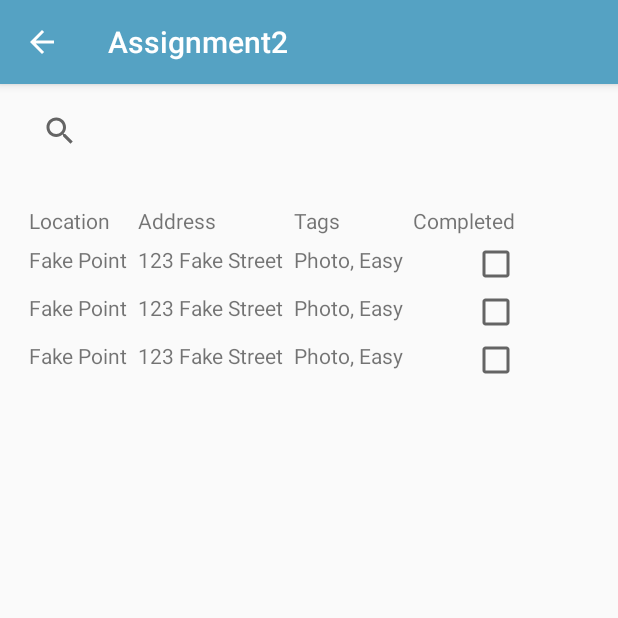
After one commit to ZacShaw/Mobile_Group_Project, an Android app: the ListView screen opened directly, with no data from a screen before it, on a phone screen of 412 x 824 dp, the top half of it. The commit adds this screen. Run offline under Robolectric (Android 15) with nearby library versions, the phone set to English and light mode, and no system bars.

Commit message:
Added Navigation, & tried to implement map page

```diff
--- /dev/null
+++ b/app/src/main/java/ca/gbc/comp3074/assignment2/ListView.java
@@ -0,0 +1,15 @@
+package ca.gbc.comp3074.assignment2;
+
+import android.os.Bundle;
+
+import androidx.appcompat.app.AppCompatActivity;
+
+public class ListView extends AppCompatActivity {
+
+    @Override
+    protected void onCreate(Bundle savedInstanceState) {
+        super.onCreate(savedInstanceState);
+        setContentView(R.layout.list_view);
+    }
+
+}
--- a/app/src/main/java/ca/gbc/comp3074/assignment2/MainActivity.java
+++ b/app/src/main/java/ca/gbc/comp3074/assignment2/MainActivity.java
@@ -23,4 +23,13 @@ public class MainActivity extends AppCompatActivity {
         Intent intent = new Intent(this, AccountView.class);
         startActivity(intent);
     }
+
+    public void list(View view) {
+        Intent intent = new Intent(this, ListView.class);
+        startActivity(intent);
+    }
+    public void map(View view) {
+        Intent intent = new Intent(this, MapsMarkerActivity.class);
+        startActivity(intent);
+    }
 }
--- /dev/null
+++ b/app/src/main/java/ca/gbc/comp3074/assignment2/MapsMarkerActivity.java
@@ -0,0 +1,51 @@
+package ca.gbc.comp3074.assignment2;
+
+
+import android.os.Bundle;
+import androidx.appcompat.app.AppCompatActivity;
+
+import com.google.android.gms.maps.CameraUpdateFactory;
+import com.google.android.gms.maps.GoogleMap;
+import com.google.android.gms.maps.OnMapReadyCallback;
+import com.google.android.gms.maps.SupportMapFragment;
+import com.google.android.gms.maps.model.LatLng;
+import com.google.android.gms.maps.model.MarkerOptions;
+
+/**
+ * An activity that displays a Google map with a marker (pin) to indicate a particular location.
+ */
+public class MapsMarkerActivity extends AppCompatActivity
+        implements OnMapReadyCallback {
+
+    @Override
+    protected void onCreate(Bundle savedInstanceState) {
+        super.onCreate(savedInstanceState);
+        // Retrieve the content view that renders the map.
+        setContentView(R.layout.activity_maps);
+        // Get the SupportMapFragment and request notification
+        // when the map is ready to be used.
+        SupportMapFragment mapFragment = (SupportMapFragment) getSupportFragmentManager()
+                .findFragmentById(R.id.map);
+        mapFragment.getMapAsync(this);
+    }
+
+    /**
+     * Manipulates the map when it's available.
+     * The API invokes this callback when the map is ready to be used.
+     * This is where we can add markers or lines, add listeners or move the camera. In this case,
+     * we just add a marker near Sydney, Australia.
+     * If Google Play services is not installed on the device, the user receives a prompt to install
+     * Play services inside the SupportMapFragment. The API invokes this method after the user has
+     * installed Google Play services and returned to the app.
+     */
+    @Override
+    public void onMapReady(GoogleMap googleMap) {
+        // Add a marker in Sydney, Australia,
+        // and move the map's camera to the same location.
+        LatLng sydney = new LatLng(-33.852, 151.211);
+        googleMap.addMarker(new MarkerOptions()
+                .position(sydney)
+                .title("Marker in Sydney"));
+        googleMap.moveCamera(CameraUpdateFactory.newLatLng(sydney));
+    }
+}
--- /dev/null
+++ b/app/src/main/java/ca/gbc/comp3074/assignment2/SplashScreenActivity.java
@@ -0,0 +1,15 @@
+package ca.gbc.comp3074.assignment2;
+
+import android.content.Intent;
+import android.os.Bundle;
+
+import androidx.appcompat.app.AppCompatActivity;
+
+public class SplashScreenActivity extends AppCompatActivity {
+    @Override
+    protected void onCreate(Bundle savedInstanceState) {
+        super.onCreate(savedInstanceState);
+        startActivity(new Intent(SplashScreenActivity.this, MainActivity.class));
+        finish();
+    }
+}
--- /dev/null
+++ b/app/src/main/res/drawable/splash_screen_background.xml
@@ -0,0 +1,10 @@
+<?xml version="1.0" encoding="utf-8"?>
+<layer-list xmlns:android="http://schemas.android.com/apk/res/android"
+    android:opacity="opaque">
+    <item android:drawable="@android:color/holo_purple" />
+    <item>
+        <bitmap
+            android:gravity="center"
+            android:src="@drawable/logo_placeholder" />
+    </item>
+</layer-list>
--- a/app/src/main/res/layout/activity_main.xml
+++ b/app/src/main/res/layout/activity_main.xml
@@ -23,6 +23,7 @@
         android:layout_height="49dp"
         android:layout_marginStart="115dp"
         android:layout_marginEnd="115dp"
+        android:onClick="list"
         android:text="List"
         app:layout_constraintEnd_toEndOf="parent"
         app:layout_constraintStart_toStartOf="parent"
@@ -34,6 +35,7 @@
         android:layout_height="49dp"
         android:layout_marginStart="115dp"
         android:layout_marginEnd="115dp"
+        android:onClick="map"
         android:text="Map"
         app:layout_constraintEnd_toEndOf="parent"
         app:layout_constraintStart_toStartOf="parent"
--- /dev/null
+++ b/app/src/main/res/layout/activity_maps.xml
@@ -0,0 +1,10 @@
+<?xml version="1.0" encoding="utf-8"?>
+<selector xmlns:android="http://schemas.android.com/apk/res/android">
+    <fragment xmlns:android="http://schemas.android.com/apk/res/android"
+        xmlns:tools="http://schemas.android.com/tools"
+        android:id="@+id/map"
+        android:name="com.google.android.gms.maps.SupportMapFragment"
+        android:layout_width="match_parent"
+        android:layout_height="match_parent"
+        tools:context="ca.gbc.comp3074.assignment2.MapsMarkerActivity" />
+</selector>
--- /dev/null
+++ b/app/src/main/res/layout/list_view.xml
@@ -0,0 +1,169 @@
+<?xml version="1.0" encoding="utf-8"?>
+<androidx.constraintlayout.widget.ConstraintLayout
+    xmlns:android="http://schemas.android.com/apk/res/android"
+    xmlns:app="http://schemas.android.com/apk/res-auto"
+    xmlns:tools="http://schemas.android.com/tools"
+    android:layout_width="match_parent"
+    android:layout_height="match_parent">
+
+    <TableLayout
+        android:layout_width="match_parent"
+        android:layout_height="wrap_content"
+        android:layout_marginStart="16dp"
+        android:layout_marginTop="32dp"
+        android:layout_marginEnd="16dp"
+        app:layout_constraintEnd_toEndOf="parent"
+        app:layout_constraintStart_toStartOf="parent"
+        app:layout_constraintTop_toBottomOf="@+id/searchView2">
+
+        <TableRow
+            android:layout_width="match_parent"
+            android:layout_height="match_parent">
+
+        </TableRow>
+
+        <TableRow
+            android:layout_width="match_parent"
+            android:layout_height="match_parent">
+
+            <TextView
+                android:id="@+id/labelLocation"
+                android:layout_width="wrap_content"
+                android:layout_height="wrap_content"
+                android:padding="3dip"
+                android:text="Location" />
+
+            <TextView
+                android:id="@+id/labelAddress"
+                android:layout_width="wrap_content"
+                android:layout_height="wrap_content"
+                android:padding="3dip"
+                android:text="Address" />
+
+            <TextView
+                android:id="@+id/labelTags"
+                android:layout_width="wrap_content"
+                android:layout_height="wrap_content"
+                android:padding="3dip"
+                android:text="Tags" />
+
+            <TextView
+                android:id="@+id/labelCompleted"
+                android:layout_width="wrap_content"
+                android:layout_height="wrap_content"
+                android:padding="3dip"
+                android:text="Completed" />
+
+        </TableRow>
+
+        <TableRow
+            android:layout_width="match_parent"
+            android:layout_height="match_parent">
+
+            <TextView
+                android:id="@+id/placeholder1"
+                android:layout_width="wrap_content"
+                android:layout_height="wrap_content"
+                android:padding="3dip"
+                android:text="Fake Point" />
+
+            <TextView
+                android:id="@+id/placeholder2"
+                android:layout_width="wrap_content"
+                android:layout_height="wrap_content"
+                android:padding="3dip"
+                android:text="123 Fake Street" />
+
+            <TextView
+                android:id="@+id/placeholder3"
+                android:layout_width="wrap_content"
+                android:layout_height="wrap_content"
+                android:padding="3dip"
+                android:text="Photo, Easy" />
+
+            <CheckBox
+                android:id="@+id/placeholderBox"
+                android:layout_width="wrap_content"
+                android:layout_height="wrap_content"
+                android:layout_gravity="right" />
+
+        </TableRow>
+
+        <TableRow
+            android:layout_width="match_parent"
+            android:layout_height="match_parent">
+
+            <TextView
+                android:id="@+id/placeholder11"
+                android:layout_width="wrap_content"
+                android:layout_height="wrap_content"
+                android:padding="3dip"
+                android:text="Fake Point" />
+
+            <TextView
+                android:id="@+id/placeholder12"
+                android:layout_width="wrap_content"
+                android:layout_height="wrap_content"
+                android:padding="3dip"
+                android:text="123 Fake Street" />
+
+            <TextView
+                android:id="@+id/placeholder13"
+                android:layout_width="wrap_content"
+                android:layout_height="wrap_content"
+                android:padding="3dip"
+                android:text="Photo, Easy" />
+
+            <CheckBox
+                android:id="@+id/placeholderBox4"
+                android:layout_width="wrap_content"
+                android:layout_height="wrap_content"
+                android:layout_gravity="right" />
+        </TableRow>
+
+        <TableRow
+            android:layout_width="match_parent"
+            android:layout_height="match_parent">
+
+            <TextView
+                android:id="@+id/placeholder14"
+                android:layout_width="wrap_content"
+                android:layout_height="wrap_content"
+                android:padding="3dip"
+                android:text="Fake Point" />
+
+            <TextView
+                android:id="@+id/placeholder15"
+                android:layout_width="wrap_content"
+                android:layout_height="wrap_content"
+                android:padding="3dip"
+                android:text="123 Fake Street" />
+
+            <TextView
+                android:id="@+id/placeholder16"
+                android:layout_width="wrap_content"
+                android:layout_height="wrap_content"
+                android:padding="3dip"
+                android:text="Photo, Easy" />
+
+            <CheckBox
+                android:id="@+id/placeholderBox5"
+                android:layout_width="wrap_content"
+                android:layout_height="wrap_content"
+                android:layout_gravity="right" />
+        </TableRow>
+
+    </TableLayout>
+
+    <SearchView
+        android:id="@+id/searchView2"
+        android:layout_width="0dp"
+        android:layout_height="30dp"
+        android:layout_marginStart="16dp"
+        android:layout_marginTop="16dp"
+        android:layout_marginEnd="16dp"
+        app:layout_constraintEnd_toEndOf="parent"
+        app:layout_constraintStart_toStartOf="parent"
+        app:layout_constraintTop_toTopOf="parent" />
+
+</androidx.constraintlayout.widget.ConstraintLayout>
--- a/app/src/main/res/values/strings.xml
+++ b/app/src/main/res/values/strings.xml
@@ -1,3 +1,4 @@
 <resources>
     <string name="app_name">Assignment2</string>
+    <string name="google_maps_key">AIzaSyAQGgeJD49vzGKwI605JI6huqF8QTZCJCY</string>
 </resources>
--- a/app/src/main/res/values/styles.xml
+++ b/app/src/main/res/values/styles.xml
@@ -7,4 +7,8 @@
         <item name="colorAccent">@color/colorAccent</item>
     </style>
 
+    <style name="SplashScreenTheme" parent ="Theme.AppCompat.NoActionBar">
+    <item name="android:windowBackground">@drawable/splash_screen_background</item>
+    </style>
+
 </resources>
--- a/gradle.properties
+++ b/gradle.properties
@@ -17,3 +17,4 @@ org.gradle.jvmargs=-Xmx2048m
 android.useAndroidX=true
 # Automatically convert third-party libraries to use AndroidX
 android.enableJetifier=true
+GOOGLE_MAPS_API_KEY=AIzaSyAQGgeJD49vzGKwI605JI6huqF8QTZCJCY
```
Also changed, not shown: app/src/main/AndroidManifest.xml (+27 -0 lines).
